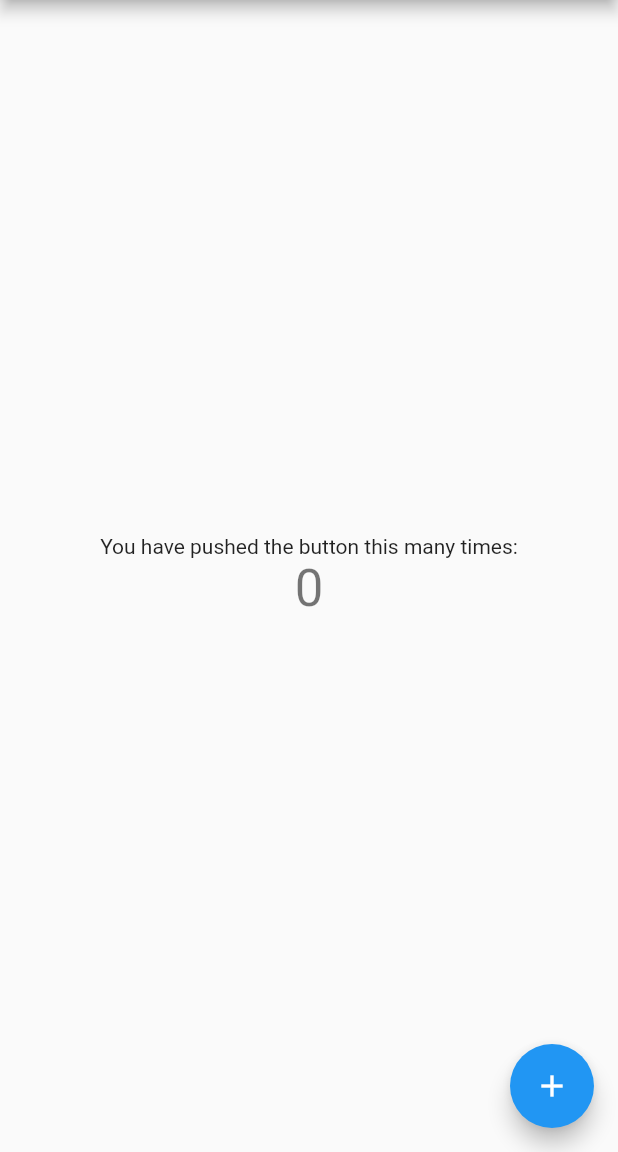
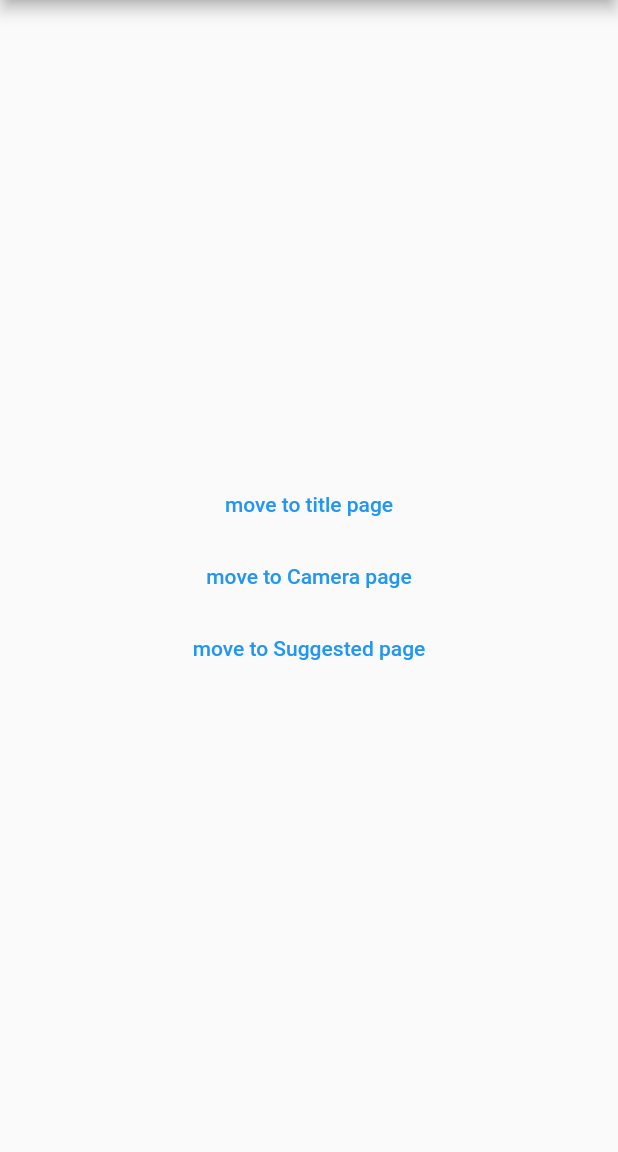
Before and after one commit to kesota/animal_detection_app, a Flutter app: the screen it shows after launch, on a phone screen of 412 x 824 dp, the part 84-1236 px from its top. Run offline on Flutter 3.47's test engine with Material 2 defaults, Android fonts, the phone set to English and light mode, and no system bars.

Commit message:
Created Mock design

```diff
--- a/app/lib/main.dart
+++ b/app/lib/main.dart
@@ -1,3 +1,6 @@
+import 'package:app/view/title_page.dart';
+import 'package:app/view_model/camera_view.dart';
+import 'package:app/view_model/suggested_camera_view.dart';
 import 'package:flutter/material.dart';
 
 void main() {
@@ -13,15 +16,6 @@ class MyApp extends StatelessWidget {
     return MaterialApp(
       title: 'Flutter Demo',
       theme: ThemeData(
-        // This is the theme of your application.
-        //
-        // Try running your application with "flutter run". You'll see the
-        // application has a blue toolbar. Then, without quitting the app, try
-        // changing the primarySwatch below to Colors.green and then invoke
-        // "hot reload" (press "r" in the console where you ran "flutter run",
-        // or simply save your changes to "hot reload" in a Flutter IDE).
-        // Notice that the counter didn't reset back to zero; the application
-        // is not restarted.
         primarySwatch: Colors.blue,
       ),
       home: const MyHomePage(title: 'Flutter Demo Home Page'),
@@ -31,16 +25,6 @@ class MyApp extends StatelessWidget {
 
 class MyHomePage extends StatefulWidget {
   const MyHomePage({Key? key, required this.title}) : super(key: key);
-
-  // This widget is the home page of your application. It is stateful, meaning
-  // that it has a State object (defined below) that contains fields that affect
-  // how it looks.
-
-  // This class is the configuration for the state. It holds the values (in this
-  // case the title) provided by the parent (in this case the App widget) and
-  // used by the build method of the State. Fields in a Widget subclass are
-  // always marked "final".
-
   final String title;
 
   @override
@@ -48,68 +32,44 @@ class MyHomePage extends StatefulWidget {
 }
 
 class _MyHomePageState extends State<MyHomePage> {
-  int _counter = 0;
-
-  void _incrementCounter() {
-    setState(() {
-      // This call to setState tells the Flutter framework that something has
-      // changed in this State, which causes it to rerun the build method below
-      // so that the display can reflect the updated values. If we changed
-      // _counter without calling setState(), then the build method would not be
-      // called again, and so nothing would appear to happen.
-      _counter++;
-    });
-  }
 
   @override
   Widget build(BuildContext context) {
-    // This method is rerun every time setState is called, for instance as done
-    // by the _incrementCounter method above.
-    //
-    // The Flutter framework has been optimized to make rerunning build methods
-    // fast, so that you can just rebuild anything that needs updating rather
-    // than having to individually change instances of widgets.
     return Scaffold(
       appBar: AppBar(
-        // Here we take the value from the MyHomePage object that was created by
-        // the App.build method, and use it to set our appbar title.
         title: Text(widget.title),
       ),
       body: Center(
         // Center is a layout widget. It takes a single child and positions it
         // in the middle of the parent.
         child: Column(
-          // Column is also a layout widget. It takes a list of children and
-          // arranges them vertically. By default, it sizes itself to fit its
-          // children horizontally, and tries to be as tall as its parent.
-          //
-          // Invoke "debug painting" (press "p" in the console, choose the
-          // "Toggle Debug Paint" action from the Flutter Inspector in Android
-          // Studio, or the "Toggle Debug Paint" command in Visual Studio Code)
-          // to see the wireframe for each widget.
-          //
-          // Column has various properties to control how it sizes itself and
-          // how it positions its children. Here we use mainAxisAlignment to
-          // center the children vertically; the main axis here is the vertical
-          // axis because Columns are vertical (the cross axis would be
-          // horizontal).
           mainAxisAlignment: MainAxisAlignment.center,
           children: <Widget>[
-            const Text(
-              'You have pushed the button this many times:',
-            ),
-            Text(
-              '$_counter',
-              style: Theme.of(context).textTheme.headline4,
-            ),
-          ],
+            TextButton(
+              onPressed: () {
+                Navigator.of(context).push(
+                    MaterialPageRoute(builder: (context) => TitleView()));
+                print('Title Page is pushed');
+              },
+              child: const Text('move to title page'),),
+            TextButton(
+              onPressed: () {
+                Navigator.of(context).push(
+                    MaterialPageRoute(builder: (context) => CameraView()));
+                print('Camera Page is pushed');
+              },
+              child: const Text('move to Camera page'),),
+            TextButton(
+              onPressed: () {
+                Navigator.of(context).push(
+                    MaterialPageRoute(builder: (context) => SuggestedView()));
+                print('Suggested Camera Page is pushed');
+              },
+              child: const Text('move to Suggested page'),),
+
+          ]
         ),
       ),
-      floatingActionButton: FloatingActionButton(
-        onPressed: _incrementCounter,
-        tooltip: 'Increment',
-        child: const Icon(Icons.add),
-      ), // This trailing comma makes auto-formatting nicer for build methods.
     );
   }
 }
```
Also changed, not shown: app/lib/view/title_page.dart (added, +34 -0 lines), app/lib/view_model/camera_view.dart (added, +57 -0 lines), app/lib/view_model/suggested_camera_view.dart (added, +60 -0 lines).
